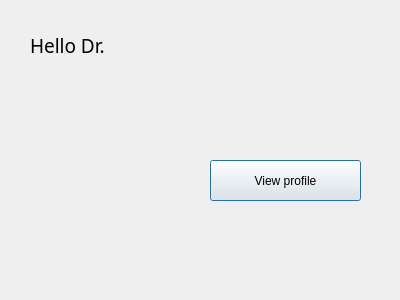
Old version of the form doctor.ui in the repository habebasaad/group-project-hospital-.
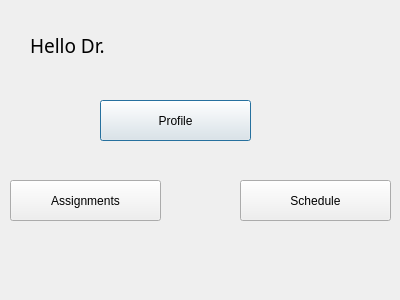
New version of the form.

```diff
--- a/doctor.ui
+++ b/doctor.ui
@@ -16,14 +16,14 @@
   <widget class="QPushButton" name="pushButton_profile">
    <property name="geometry">
     <rect>
-     <x>210</x>
-     <y>160</y>
+     <x>100</x>
+     <y>100</y>
      <width>151</width>
      <height>41</height>
     </rect>
    </property>
    <property name="text">
-    <string>View profile</string>
+    <string>Profile</string>
    </property>
   </widget>
   <widget class="QLabel" name="label_HelloDr">
@@ -45,6 +45,32 @@
     <string>Hello Dr. </string>
    </property>
   </widget>
+  <widget class="QPushButton" name="pushButton_profile_2">
+   <property name="geometry">
+    <rect>
+     <x>240</x>
+     <y>180</y>
+     <width>151</width>
+     <height>41</height>
+    </rect>
+   </property>
+   <property name="text">
+    <string>Schedule</string>
+   </property>
+  </widget>
+  <widget class="QPushButton" name="pushButton_profile_3">
+   <property name="geometry">
+    <rect>
+     <x>10</x>
+     <y>180</y>
+     <width>151</width>
+     <height>41</height>
+    </rect>
+   </property>
+   <property name="text">
+    <string>Assignments</string>
+   </property>
+  </widget>
  </widget>
  <resources/>
  <connections/>
```
